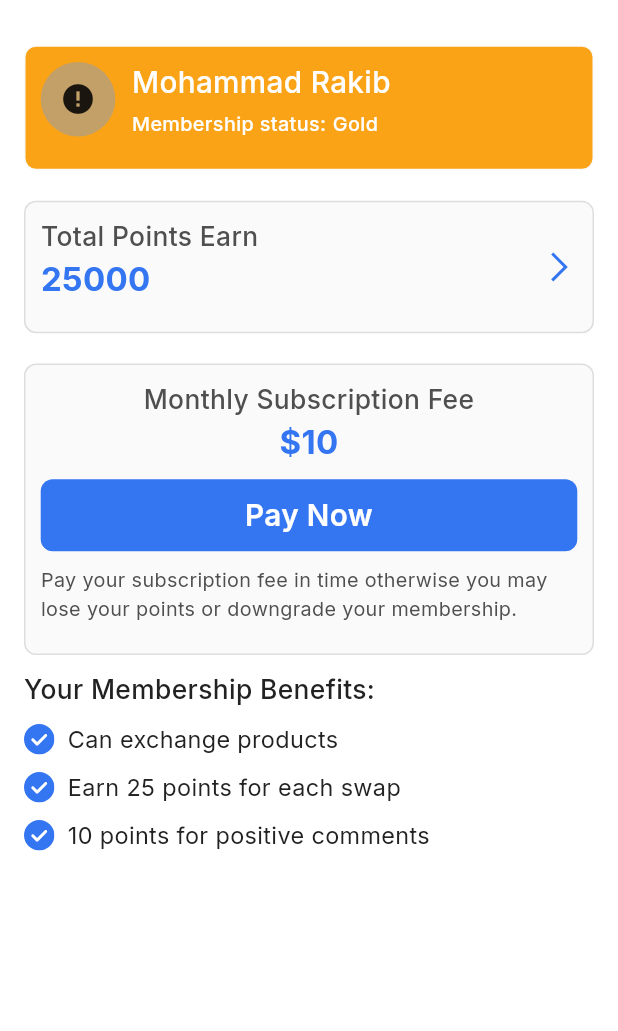
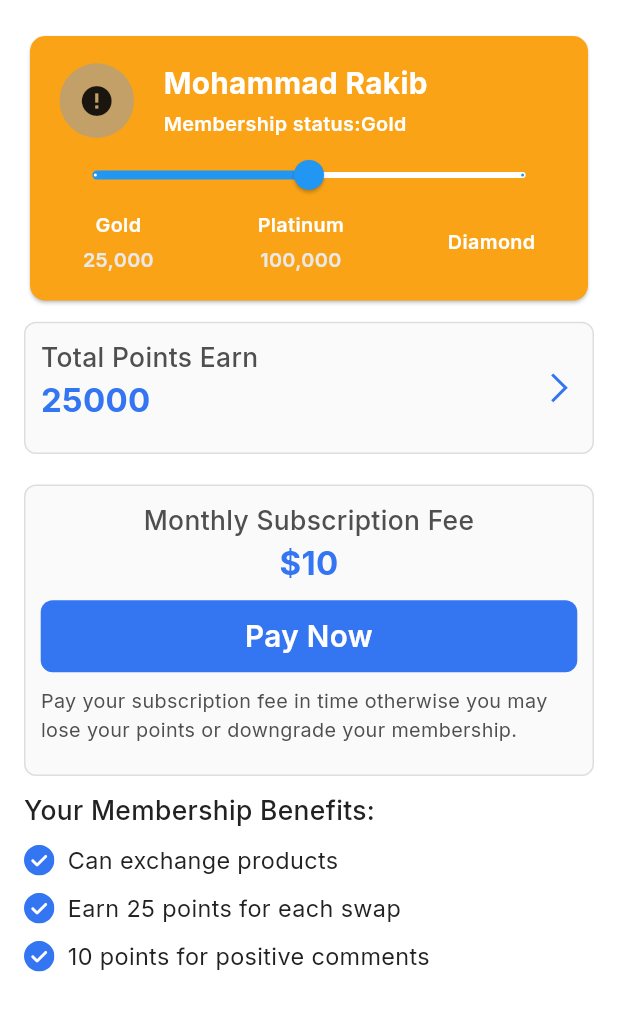
Before and after one commit to bdCalling-Sdt-hub/trade_app, a Flutter app: the MyMembershipScreen screen opened by its route, on a phone screen of 412 x 824 dp, the part 90-1121 px from its top. Run offline on Flutter 3.47's test engine with Material 3 defaults, Android fonts, the phone set to English and light mode, and no system bars; drawn by our look-alikes of cached_network_image; our stand-ins replace carousel_slider, connectivity_plus, country_picker, flutter_rating_bar, flutter_screenutil, flutter_spinkit and 9 more; accounts and stored records are empty; network calls fail; project files that could hold a hidden picture were left out.

Commit message:
membership screen completed

```diff
--- /dev/null
+++ b/lib/controller/membership_controller/membership_controller.dart
@@ -0,0 +1,16 @@
+import 'package:get/get.dart';
+
+class MembershipController extends GetxController {
+  var sliderValue = 25000.0.obs;
+
+  void updateSliderValue(double value) {
+    sliderValue.value = value;
+  }
+
+
+  final List<String> membershipItem = [
+    'Can exchange products',
+    'Earn 25 points for each swap',
+    '10 points for positive comments'
+  ];
+}
--- a/lib/core/dependency/dependency_injection.dart
+++ b/lib/core/dependency/dependency_injection.dart
@@ -1,5 +1,6 @@
 
 import 'package:get/get.dart';
+import 'package:trade_app/controller/membership_controller/membership_controller.dart';
 import 'package:trade_app/controller/profile_controller.dart';
 import 'package:trade_app/view/screens/authentication/auth_controller/auth_controller.dart';
 import 'package:trade_app/view/screens/home_screen/home_controller/home_controller.dart';
@@ -17,5 +18,6 @@ class DependencyInjection extends Bindings {
    Get.lazyPut(() => ProfileController(), fenix: true);
    Get.lazyPut(() => HomeController(), fenix: true);
    Get.lazyPut(() => PackageController(), fenix: true);
+   Get.lazyPut(() => MembershipController(), fenix: true);
   }
 }
--- a/lib/utils/app_strings/app_strings.dart
+++ b/lib/utils/app_strings/app_strings.dart
@@ -80,6 +80,9 @@ class AppStrings {
   static const String firstName = "First Name";
   static const String lastName = "Last Name";
   static const String update = "Update";
+  static const String gold = "Gold";
+  static const String platinum = "Platinum";
+  static const String diamond = "Diamond";
 
   ///===========================Address=====================
   static const String fillUpYourAddressDetails = "Fill up your address details";
--- /dev/null
+++ b/lib/view/components/custom_membership_profile_card/custom_membership_profile_card.dart
@@ -0,0 +1,135 @@
+import 'package:flutter/material.dart';
+import 'package:flutter_screenutil/flutter_screenutil.dart';
+import 'package:get/get.dart';
+import 'package:trade_app/controller/membership_controller/membership_controller.dart';
+import 'package:trade_app/utils/app_colors/app_colors.dart';
+import 'package:trade_app/utils/app_strings/app_strings.dart';
+import 'package:trade_app/view/components/custom_netwrok_image/custom_network_image.dart';
+import 'package:trade_app/view/components/custom_text/custom_text.dart';
+
+class CustomMembershipProfileCard extends StatelessWidget {
+  final String imageUrl;
+  final String name;
+  final String membershipStatus;
+  final MembershipController controller;
+
+  const CustomMembershipProfileCard({
+    required this.imageUrl,
+    required this.name,
+    required this.membershipStatus,
+    super.key,
+    required this.controller,
+  });
+
+  @override
+  Widget build(BuildContext context) {
+    return Card(
+      shape: RoundedRectangleBorder(
+        borderRadius: BorderRadius.circular(10.r),
+      ),
+      color: AppColors.gold,
+      child: Padding(
+        padding: EdgeInsets.all(16.w),
+        child: Column(
+          children: [
+            Row(
+              children: [
+                ///=====================Image=========
+                CustomNetworkImage(
+                    boxShape: BoxShape.circle,
+                    imageUrl: imageUrl,
+                    height: 49.h,
+                    width: 49.w),
+                SizedBox(width: 16.w),
+                Column(
+                  crossAxisAlignment: CrossAxisAlignment.start,
+                  children: [
+                    ///===================Name=========
+                    CustomText(
+                      text: name,
+                      color: AppColors.white50,
+                      fontWeight: FontWeight.w700,
+                      fontSize: 18,
+                    ),
+                    SizedBox(height: 4.h),
+                    ///=====================Status=========
+                    CustomText(
+                      text: '${AppStrings.membershipStatus}'
+                          '$membershipStatus',
+                      color: AppColors.white50,
+                      fontSize: 12,
+                      fontWeight: FontWeight.w600,
+                    )
+                  ],
+                ),
+              ],
+            ),
+            Obx(() =>
+            ///===================This is Slider===========
+                Slider(
+                  value: controller.sliderValue.value,
+                  onChanged: controller.updateSliderValue,
+                  min: 0,
+                  max: 100000,
+                  divisions: 2,
+                  label: controller.sliderValue.value.toString(),
+                  activeColor: Colors.blue,
+                  inactiveColor: Colors.white,
+                )),
+            Padding(
+              padding: EdgeInsets.symmetric(horizontal: 16.w),
+              child: Row(
+                mainAxisAlignment: MainAxisAlignment.spaceBetween,
+                children: [
+                  ///=================Gold===========
+                  Column(
+                    children: [
+                       CustomText(
+                        text: AppStrings.gold.tr,
+                        color: AppColors.white50,
+                        fontSize: 12,
+                        fontWeight: FontWeight.w600,
+                      ),
+                      SizedBox(height: 4.h),
+                      const CustomText(
+                        text: '25,000',
+                        color: AppColors.black50,
+                        fontSize: 12,
+                        fontWeight: FontWeight.w600,
+                      ),                    ],
+                  ),
+                  ///==================Platinum=========
+                  Column(
+                    children: [
+                      CustomText(
+                        text: AppStrings.platinum.tr,
+                        color: AppColors.white50,
+                        fontSize: 12,
+                        fontWeight: FontWeight.w600,
+                      ),                      SizedBox(height: 4.h),
+                      const CustomText(
+                        text: '100,000',
+                        color: AppColors.black50,
+                        fontSize: 12,
+                        fontWeight: FontWeight.w600,
+                      ),                     ],
+                  ),
+                  ///===================Diamond=========
+                  Column(
+                    children: [
+                      CustomText(
+                        text: AppStrings.diamond.tr,
+                        color: AppColors.white50,
+                        fontSize: 12,
+                        fontWeight: FontWeight.w600,
+                      ),                    ],
+                  ),
+                ],
+              ),
+            ),
+          ],
+        ),
+      ),
+    );
+  }
+}
--- a/lib/view/screens/my_membership_screen/my_membership_screen.dart
+++ b/lib/view/screens/my_membership_screen/my_membership_screen.dart
@@ -1,6 +1,7 @@
 import 'package:flutter/material.dart';
 import 'package:flutter_screenutil/flutter_screenutil.dart';
 import 'package:get/get.dart';
+import 'package:trade_app/controller/membership_controller/membership_controller.dart';
 import 'package:trade_app/core/app_routes/app_routes.dart';
 import 'package:trade_app/utils/app_colors/app_colors.dart';
 import 'package:trade_app/utils/app_const/app_const.dart';
@@ -10,17 +11,14 @@ import 'package:trade_app/view/components/custom_app_bar/custom_app_bar.dart';
 import 'package:trade_app/view/components/custom_button/custom_button.dart';
 import 'package:trade_app/view/components/custom_details_container/custom_details_container.dart';
 import 'package:trade_app/view/components/custom_image/custom_image.dart';
-import 'package:trade_app/view/components/custom_netwrok_image/custom_network_image.dart';
+import 'package:trade_app/view/components/custom_membership_profile_card/custom_membership_profile_card.dart';
 import 'package:trade_app/view/components/custom_text/custom_text.dart';
 
 class MyMembershipScreen extends StatelessWidget {
   MyMembershipScreen({super.key});
 
-  final List<String> membershipItem = [
-    'Can exchange products',
-    'Earn 25 points for each swap',
-    '10 points for positive comments'
-  ];
+  final MembershipController membershipController =
+      Get.find<MembershipController>();
 
   @override
   Widget build(BuildContext context) {
@@ -38,55 +36,12 @@ class MyMembershipScreen extends StatelessWidget {
             crossAxisAlignment: CrossAxisAlignment.start,
             children: [
               ///======================Header Card==================
-              CustomDetailContainer(
-                color: AppColors.gold,
-                child: Row(
-                  crossAxisAlignment: CrossAxisAlignment.start,
-                  children: [
-                    ///======================Image================
-                    CustomNetworkImage(
-                      boxShape: BoxShape.circle,
-                      imageUrl: AppConstants.userNtr,
-                      height: 49.h,
-                      width: 49.h,
-                    ),
-                    SizedBox(width: 10.w),
-                    Column(
-                      crossAxisAlignment: CrossAxisAlignment.start,
-                      children: [
-                        ///=====================Name==============
-                        const CustomText(
-                          text: 'Mohammad Rakib',
-                          fontWeight: FontWeight.w500,
-                          fontSize: 18,
-                          color: AppColors.white50,
-                        ),
-                        SizedBox(height: 4.h),
 
-                        ///=======================MemberShip Status===========
-                        Row(
-                          children: [
-                            CustomText(
-                              text: AppStrings.membershipStatus.tr,
-                              fontWeight: FontWeight.w500,
-                              fontSize: 12,
-                              color: AppColors.white50,
-                              bottom: 10,
-                            ),
-                            SizedBox(width: 4.w),
-                            const CustomText(
-                              text: 'Gold',
-                              fontWeight: FontWeight.w500,
-                              fontSize: 12,
-                              color: AppColors.white50,
-                              bottom: 10,
-                            ),
-                          ],
-                        ),
-                      ],
-                    ),
-                  ],
-                ),
+               CustomMembershipProfileCard(
+                imageUrl: AppConstants.userNtr,
+                name: 'Mohammad Rakib',
+                membershipStatus: 'Gold',
+                controller: membershipController,
               ),
 
               ///=======================Total Points Earn=============
@@ -145,11 +100,11 @@ class MyMembershipScreen extends StatelessWidget {
                     ),
                     CustomButton(
                       onTap: () {},
-                      title: AppStrings.payNow,
+                      title: AppStrings.payNow.tr,
                     ),
-                    const CustomText(
+                     CustomText(
                       textAlign: TextAlign.start,
-                      text: AppStrings.payYourSubscriptionFeeInTime,
+                      text: AppStrings.payYourSubscriptionFeeInTime.tr,
                       fontWeight: FontWeight.w400,
                       fontSize: 12,
                       color: AppColors.gray900,
@@ -171,21 +126,23 @@ class MyMembershipScreen extends StatelessWidget {
               ),
               Column(
                 crossAxisAlignment: CrossAxisAlignment.start,
-                children: List.generate(membershipItem.length, (index) {
+                children: List.generate(
+                    membershipController.membershipItem.length, (index) {
                   return Padding(
                     padding: const EdgeInsets.only(bottom: 10),
                     child: Row(
-
                       children: [
                         CustomImage(
                           imageSrc: AppIcons.checkCircle,
                           size: 20.sp,
                         ),
-                          SizedBox(width: 8.w,),
+                        SizedBox(
+                          width: 8.w,
+                        ),
                         Expanded(
                           child: CustomText(
                             textAlign: TextAlign.start,
-                            text: membershipItem[index],
+                            text: membershipController.membershipItem[index],
                             fontWeight: FontWeight.w400,
                             fontSize: 14.sp,
                             maxLines: 2,
--- a/lib/view/screens/other_profile/other_profile.dart
+++ b/lib/view/screens/other_profile/other_profile.dart
@@ -4,7 +4,6 @@ import 'package:trade_app/utils/app_colors/app_colors.dart';
 import 'package:trade_app/utils/app_const/app_const.dart';
 import 'package:trade_app/utils/app_strings/app_strings.dart';
 import 'package:trade_app/view/components/custom_app_bar/custom_app_bar.dart';
-import 'package:trade_app/view/components/custom_details_container/custom_details_container.dart';
 import 'package:trade_app/view/components/custom_my_products/custom_my_product.dart';
 import 'package:trade_app/view/components/custom_rating_card/custom_rating_card.dart';
 import 'package:trade_app/view/components/custom_text/custom_text.dart';
@@ -16,6 +15,7 @@ class OtherProfile extends StatelessWidget {
   Widget build(BuildContext context) {
     return Scaffold(
       backgroundColor: AppColors.white,
+      ///======================Other Profile Appbar============
       appBar: const CustomAppBar(
         appBarContent: 'Zahid ',
       ),
```
